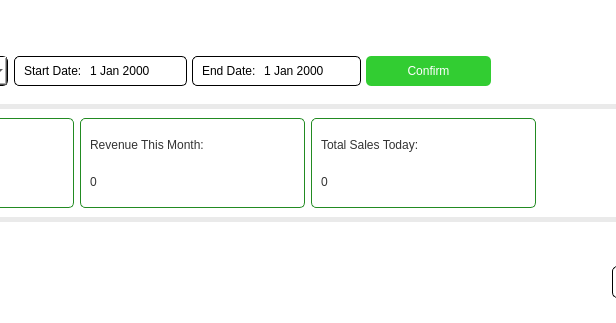
Kazu0210/Inventory-System, file app/src/ui/sales_report_page.ui: the form before one commit; both pictures show x 160 to 776 and y 0 to 323 of the 1079 by 641 pixel window.
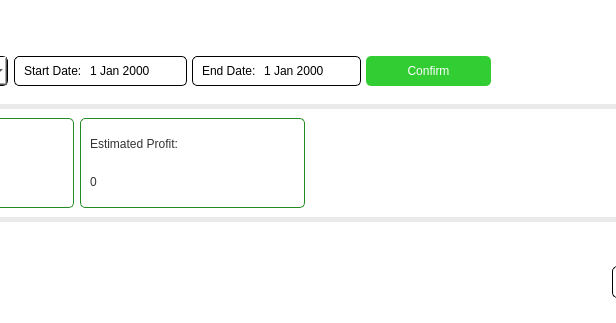
The form after the commit. Icons and pictures are not drawn.

Commit message: sales report page; not done

What changed in the file:
```diff
--- a/app/src/ui/sales_report_page.ui
+++ b/app/src/ui/sales_report_page.ui
@@ -93,7 +93,7 @@
        <rect>
         <x>0</x>
         <y>0</y>
-        <width>1062</width>
+        <width>1065</width>
         <height>1723</height>
        </rect>
       </property>
@@ -467,7 +467,7 @@
            </widget>
           </item>
           <item>
-           <widget class="QFrame" name="frame_2">
+           <widget class="QFrame" name="frame_22">
             <property name="minimumSize">
              <size>
               <width>225</width>
@@ -477,83 +477,11 @@
             <property name="maximumSize">
              <size>
               <width>225</width>
-              <height>16777215</height>
-             </size>
-            </property>
-            <property name="styleSheet">
-             <string notr="true">#frame_2{
-background-color: #fff;
-border: 1px solid #228B22;
-border-radius: 5px;
-}
-*{
-background-color: transparent;
-}</string>
-            </property>
-            <property name="frameShape">
-             <enum>QFrame::StyledPanel</enum>
-            </property>
-            <property name="frameShadow">
-             <enum>QFrame::Raised</enum>
-            </property>
-            <layout class="QVBoxLayout" name="verticalLayout_2">
-             <property name="spacing">
-              <number>5</number>
-             </property>
-             <property name="leftMargin">
-              <number>9</number>
-             </property>
-             <property name="topMargin">
-              <number>9</number>
-             </property>
-             <property name="rightMargin">
-              <number>9</number>
-             </property>
-             <property name="bottomMargin">
-              <number>9</number>
-             </property>
-             <item>
-              <widget class="QLabel" name="label_2">
-               <property name="styleSheet">
-                <string notr="true">font: 63 12pt &quot;Noto Sans SemiBold&quot;;
-color: #333333;</string>
-               </property>
-               <property name="text">
-                <string>Revenue This Month:</string>
-               </property>
-              </widget>
-             </item>
-             <item>
-              <widget class="QLabel" name="revenue_month_label">
-               <property name="styleSheet">
-                <string notr="true">font: 87 16pt &quot;Noto Sans Black&quot;;
-color: #333333;
-</string>
-               </property>
-               <property name="text">
-                <string>0</string>
-               </property>
-              </widget>
-             </item>
-            </layout>
-           </widget>
-          </item>
-          <item>
-           <widget class="QFrame" name="frame">
-            <property name="minimumSize">
-             <size>
-              <width>225</width>
               <height>90</height>
              </size>
             </property>
-            <property name="maximumSize">
-             <size>
-              <width>225</width>
-              <height>16777215</height>
-             </size>
-            </property>
             <property name="styleSheet">
-             <string notr="true">#frame{
+             <string notr="true">#frame_22{
 background-color: #fff;
 border: 1px solid #228B22;
 border-radius: 5px;
@@ -568,23 +496,20 @@
             <property name="frameShadow">
              <enum>QFrame::Raised</enum>
             </property>
-            <layout class="QVBoxLayout" name="verticalLayout_12">
-             <property name="spacing">
-              <number>5</number>
-             </property>
+            <layout class="QVBoxLayout" name="verticalLayout_11">
              <item>
-              <widget class="QLabel" name="label">
+              <widget class="QLabel" name="profit_title_label">
                <property name="styleSheet">
                 <string notr="true">font: 63 12pt &quot;Noto Sans SemiBold&quot;;
 color: #333333;</string>
                </property>
                <property name="text">
-                <string>Total Sales Today:</string>
+                <string>Estimated Profit:</string>
                </property>
               </widget>
              </item>
              <item>
-              <widget class="QLabel" name="total_sales_label">
+              <widget class="QLabel" name="estimated_profit_label">
                <property name="styleSheet">
                 <string notr="true">font: 87 16pt &quot;Noto Sans Black&quot;;
 color: #333333;
@@ -1341,7 +1266,7 @@
                  <rect>
                   <x>0</x>
                   <y>0</y>
-                  <width>421</width>
+                  <width>424</width>
                   <height>626</height>
                  </rect>
                 </property>
```
The commit also changes 8 other files.
